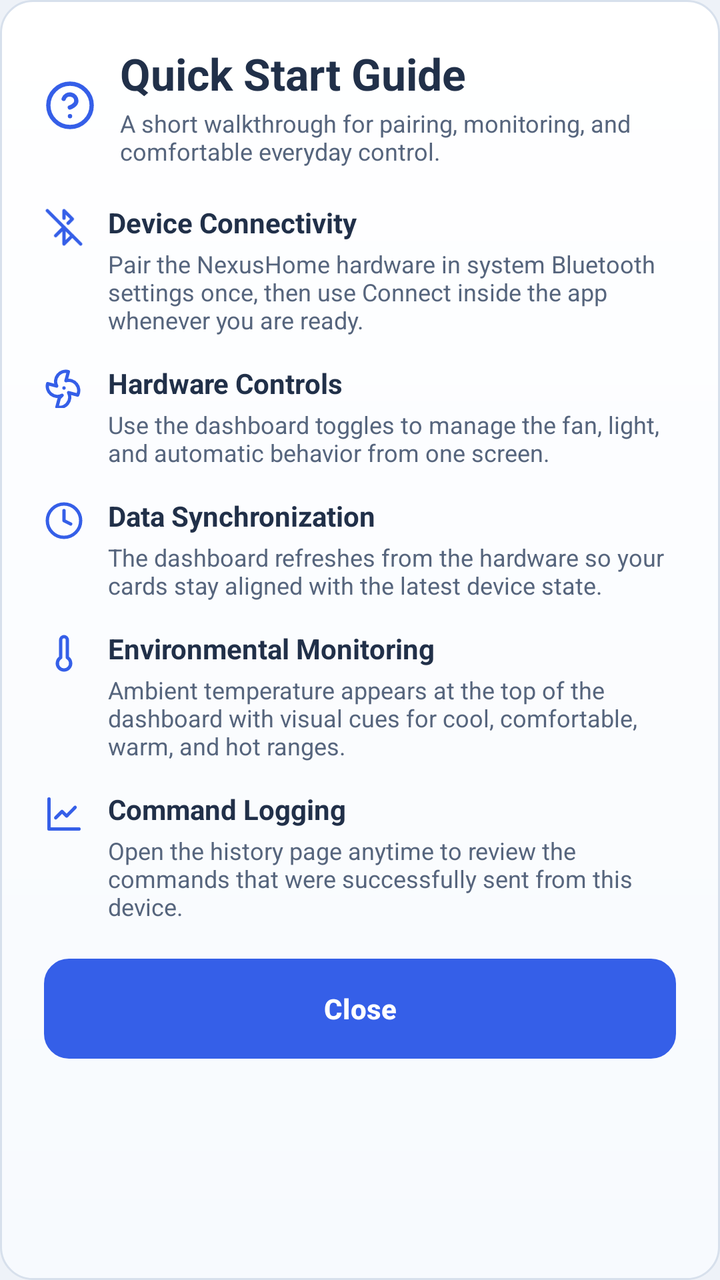
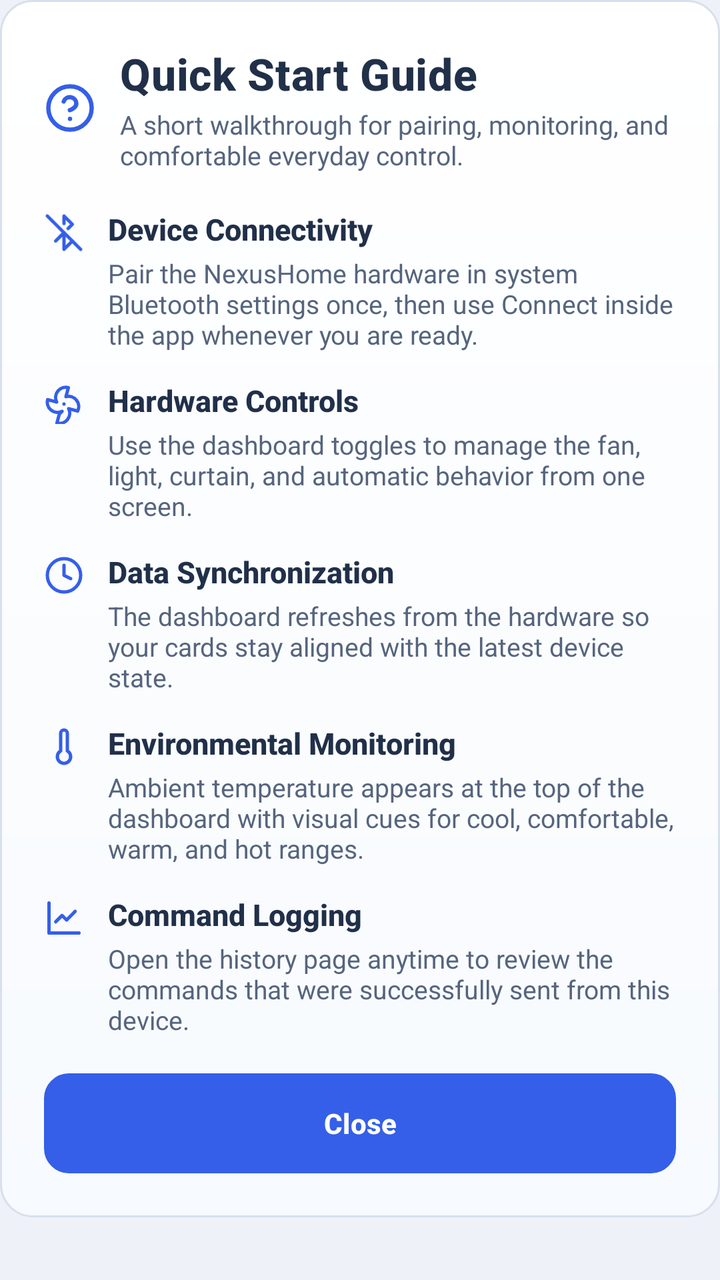

An Android layout rendered at two revisions. The XML below is the earlier revision; the diff shows what the commit changed to produce the second picture.
<!-- AndroidManifest.xml: application theme Theme.NexusHome -->
<!-- res/layout/dialog_guide.xml -->
<?xml version="1.0" encoding="utf-8"?>
<LinearLayout xmlns:android="http://schemas.android.com/apk/res/android"
    xmlns:app="http://schemas.android.com/apk/res-auto"
    android:layout_width="match_parent"
    android:layout_height="wrap_content"
    android:background="@drawable/bg_dialog_solid"
    android:orientation="vertical"
    android:padding="22dp">

    <LinearLayout
        android:layout_width="match_parent"
        android:layout_height="wrap_content"
        android:gravity="center_vertical"
        android:orientation="horizontal">

        <ImageView
            android:layout_width="26dp"
            android:layout_height="26dp"
            android:contentDescription="@null"
            android:src="@drawable/ic_lucide_help"
            app:tint="@color/nexus_blue" />

        <LinearLayout
            android:layout_width="0dp"
            android:layout_height="wrap_content"
            android:layout_marginStart="12dp"
            android:layout_weight="1"
            android:orientation="vertical">

            <TextView
                android:layout_width="wrap_content"
                android:layout_height="wrap_content"
                android:text="@string/guide_title"
                android:textColor="@color/text_heading"
                android:textSize="22sp"
                android:textStyle="bold" />

            <TextView
                android:layout_width="match_parent"
                android:layout_height="wrap_content"
                android:layout_marginTop="2dp"
                android:text="@string/guide_subtitle"
                android:textColor="@color/text_body"
                android:textSize="12sp" />
        </LinearLayout>
    </LinearLayout>

    <LinearLayout
        android:layout_width="match_parent"
        android:layout_height="wrap_content"
        android:layout_marginTop="18dp"
        android:orientation="vertical">

        <LinearLayout
            android:layout_width="match_parent"
            android:layout_height="wrap_content"
            android:layout_marginBottom="14dp"
            android:gravity="top"
            android:orientation="horizontal">

            <ImageView
                android:layout_width="20dp"
                android:layout_height="20dp"
                android:layout_marginTop="2dp"
                android:contentDescription="@null"
                android:src="@drawable/ic_lucide_bluetooth_off"
                app:tint="@color/nexus_blue" />

            <LinearLayout
                android:layout_width="0dp"
                android:layout_height="wrap_content"
                android:layout_marginStart="12dp"
                android:layout_weight="1"
                android:orientation="vertical">

                <TextView
                    android:layout_width="wrap_content"
                    android:layout_height="wrap_content"
                    android:text="@string/guide_section_connection_title"
                    android:textColor="@color/text_heading"
                    android:textSize="14sp"
                    android:textStyle="bold" />

                <TextView
                    android:layout_width="match_parent"
                    android:layout_height="wrap_content"
                    android:layout_marginTop="3dp"
                    android:text="@string/guide_section_connection_body"
                    android:textColor="@color/text_body"
                    android:textSize="12sp" />
            </LinearLayout>
        </LinearLayout>

        <LinearLayout
            android:layout_width="match_parent"
            android:layout_height="wrap_content"
            android:layout_marginBottom="14dp"
            android:gravity="top"
            android:orientation="horizontal">

            <ImageView
                android:layout_width="20dp"
                android:layout_height="20dp"
                android:layout_marginTop="2dp"
                android:contentDescription="@null"
                android:src="@drawable/ic_lucide_fan"
                app:tint="@color/nexus_blue" />

            <LinearLayout
                android:layout_width="0dp"
                android:layout_height="wrap_content"
                android:layout_marginStart="12dp"
                android:layout_weight="1"
                android:orientation="vertical">

                <TextView
                    android:layout_width="wrap_content"
                    android:layout_height="wrap_content"
                    android:text="@string/guide_section_controls_title"
                    android:textColor="@color/text_heading"
                    android:textSize="14sp"
                    android:textStyle="bold" />

                <TextView
                    android:layout_width="match_parent"
                    android:layout_height="wrap_content"
                    android:layout_marginTop="3dp"
                    android:text="@string/guide_section_controls_body"
                    android:textColor="@color/text_body"
                    android:textSize="12sp" />
            </LinearLayout>
        </LinearLayout>

        <LinearLayout
            android:layout_width="match_parent"
            android:layout_height="wrap_content"
            android:layout_marginBottom="14dp"
            android:gravity="top"
            android:orientation="horizontal">

            <ImageView
                android:layout_width="20dp"
                android:layout_height="20dp"
                android:layout_marginTop="2dp"
                android:contentDescription="@null"
                android:src="@drawable/ic_lucide_clock"
                app:tint="@color/nexus_blue" />

            <LinearLayout
                android:layout_width="0dp"
                android:layout_height="wrap_content"
                android:layout_marginStart="12dp"
                android:layout_weight="1"
                android:orientation="vertical">

                <TextView
                    android:layout_width="wrap_content"
                    android:layout_height="wrap_content"
                    android:text="@string/guide_section_sync_title"
                    android:textColor="@color/text_heading"
                    android:textSize="14sp"
                    android:textStyle="bold" />

                <TextView
                    android:layout_width="match_parent"
                    android:layout_height="wrap_content"
                    android:layout_marginTop="3dp"
                    android:text="@string/guide_section_sync_body"
                    android:textColor="@color/text_body"
                    android:textSize="12sp" />
            </LinearLayout>
        </LinearLayout>

        <LinearLayout
            android:layout_width="match_parent"
            android:layout_height="wrap_content"
            android:layout_marginBottom="14dp"
            android:gravity="top"
            android:orientation="horizontal">

            <ImageView
                android:layout_width="20dp"
                android:layout_height="20dp"
                android:layout_marginTop="2dp"
                android:contentDescription="@null"
                android:src="@drawable/ic_lucide_thermometer"
                app:tint="@color/nexus_blue" />

            <LinearLayout
                android:layout_width="0dp"
                android:layout_height="wrap_content"
                android:layout_marginStart="12dp"
                android:layout_weight="1"
                android:orientation="vertical">

                <TextView
                    android:layout_width="wrap_content"
                    android:layout_height="wrap_content"
                    android:text="@string/guide_section_monitoring_title"
                    android:textColor="@color/text_heading"
                    android:textSize="14sp"
                    android:textStyle="bold" />

                <TextView
                    android:layout_width="match_parent"
                    android:layout_height="wrap_content"
                    android:layout_marginTop="3dp"
                    android:text="@string/guide_section_monitoring_body"
                    android:textColor="@color/text_body"
                    android:textSize="12sp" />
            </LinearLayout>
        </LinearLayout>

        <LinearLayout
            android:layout_width="match_parent"
            android:layout_height="wrap_content"
            android:gravity="top"
            android:orientation="horizontal">

            <ImageView
                android:layout_width="20dp"
                android:layout_height="20dp"
                android:layout_marginTop="2dp"
                android:contentDescription="@null"
                android:src="@drawable/ic_lucide_history"
                app:tint="@color/nexus_blue" />

            <LinearLayout
                android:layout_width="0dp"
                android:layout_height="wrap_content"
                android:layout_marginStart="12dp"
                android:layout_weight="1"
                android:orientation="vertical">

                <TextView
                    android:layout_width="wrap_content"
                    android:layout_height="wrap_content"
                    android:text="@string/guide_section_history_title"
                    android:textColor="@color/text_heading"
                    android:textSize="14sp"
                    android:textStyle="bold" />

                <TextView
                    android:layout_width="match_parent"
                    android:layout_height="wrap_content"
                    android:layout_marginTop="3dp"
                    android:text="@string/guide_section_history_body"
                    android:textColor="@color/text_body"
                    android:textSize="12sp" />
            </LinearLayout>
        </LinearLayout>
    </LinearLayout>

    <com.google.android.material.button.MaterialButton
        android:id="@+id/btnCloseGuide"
        style="@style/Widget.Material3.Button"
        android:layout_width="match_parent"
        android:layout_height="50dp"
        android:layout_marginTop="18dp"
        android:background="@drawable/bg_primary_button_box"
        android:text="@string/btn_guide_close"
        android:textColor="@color/white"
        android:textStyle="bold"
        app:cornerRadius="12dp" />
</LinearLayout>
<!-- resources referenced by this layout -->
<resources>
  <color name="nexus_blue">#355FE8</color>
  <color name="text_body">#56657D</color>
  <color name="text_heading">#213049</color>
  <color name="white">#FFFFFFFF</color>
  <!-- drawable ic_lucide_thermometer (drawable) -->
  <vector xmlns:android="http://schemas.android.com/apk/res/android" android:width="24dp" android:height="24dp" android:viewportWidth="24" android:viewportHeight="24">
      <path android:fillColor="#00000000" android:strokeColor="#FF000000" android:strokeWidth="2" android:strokeLineCap="round" android:strokeLineJoin="round" android:pathData="M14 4v10.54a4 4 0 1 1-4 0V4a2 2 0 0 1 4 0Z" />
  </vector>
  <string name="btn_guide_close">Close</string>
  <string name="guide_section_connection_body">Pair the NexusHome hardware in system Bluetooth settings once, then use Connect inside the app whenever you are ready.</string>
  <string name="guide_section_connection_title">Device Connectivity</string>
  <string name="guide_section_controls_body">Use the dashboard toggles to manage the fan, light, and automatic behavior from one screen.</string>
  <string name="guide_section_controls_title">Hardware Controls</string>
  <string name="guide_section_history_body">Open the history page anytime to review the commands that were successfully sent from this device.</string>
  <string name="guide_section_history_title">Command Logging</string>
  <string name="guide_section_monitoring_body">Ambient temperature appears at the top of the dashboard with visual cues for cool, comfortable, warm, and hot ranges.</string>
  <string name="guide_section_monitoring_title">Environmental Monitoring</string>
  <string name="guide_section_sync_body">The dashboard refreshes from the hardware so your cards stay aligned with the latest device state.</string>
  <string name="guide_section_sync_title">Data Synchronization</string>
  <string name="guide_subtitle">A short walkthrough for pairing, monitoring, and comfortable everyday control.</string>
  <string name="guide_title">Quick Start Guide</string>
  <style name="Theme.NexusHome" parent="Base.Theme.NexusHome" />
  <color name="premium_surface_bottom">@color/surface_action_bg</color>
  <color name="premium_surface_top">@color/white</color>
  <color name="premium_edge_dark">@color/card_stroke</color>
  <color name="premium_navy_dark">@color/nexus_blue_dark</color>
  <color name="premium_gold_line">@color/text_label</color>
  <color name="surface_action_bg">#F7FAFE</color>
  <color name="card_stroke">#D7E0EC</color>
  <color name="nexus_blue_dark">#2343A8</color>
  <color name="text_label">#7B8AA3</color>
  <color name="nexus_blue_light">#E2E9FF</color>
  <color name="bg_gradient_center">#EEF2F8</color>
  <color name="card_bg">#FCFDFE</color>
  <color name="bg_gradient_end">#E5EBF4</color>
  <!-- unchanged entries left out for length: 8 -->
</resources>

<!-- the commit's change to res/layout/dialog_guide.xml (unified diff, before → after) -->
@@ -1,5 +1,10 @@
 <?xml version="1.0" encoding="utf-8"?>
-<LinearLayout xmlns:android="http://schemas.android.com/apk/res/android"
+<ScrollView xmlns:android="http://schemas.android.com/apk/res/android"
+    android:layout_width="match_parent"
+    android:layout_height="wrap_content"
+    android:scrollbars="none">
+
+<LinearLayout
     xmlns:app="http://schemas.android.com/apk/res-auto"
     android:layout_width="match_parent"
     android:layout_height="wrap_content"
@@ -31,17 +36,16 @@
                 android:layout_width="wrap_content"
                 android:layout_height="wrap_content"
                 android:text="@string/guide_title"
-                android:textColor="@color/text_heading"
-                android:textSize="22sp"
-                android:textStyle="bold" />
+                android:textAppearance="@style/TextAppearance.NexusHome.DisplayLarge"
+                android:textColor="@color/text_heading" />
 
             <TextView
                 android:layout_width="match_parent"
                 android:layout_height="wrap_content"
                 android:layout_marginTop="2dp"
                 android:text="@string/guide_subtitle"
-                android:textColor="@color/text_body"
-                android:textSize="12sp" />
+                android:textAppearance="@style/TextAppearance.NexusHome.Body"
+                android:textColor="@color/text_body" />
         </LinearLayout>
     </LinearLayout>
 
@@ -78,8 +82,7 @@
                     android:layout_height="wrap_content"
                     android:text="@string/guide_section_connection_title"
                     android:textColor="@color/text_heading"
-                    android:textSize="14sp"
-                    android:textStyle="bold" />
+                    android:textAppearance="@style/TextAppearance.NexusHome.Title" />
 
                 <TextView
                     android:layout_width="match_parent"
@@ -87,7 +90,7 @@
                     android:layout_marginTop="3dp"
                     android:text="@string/guide_section_connection_body"
                     android:textColor="@color/text_body"
-                    android:textSize="12sp" />
+                    android:textAppearance="@style/TextAppearance.NexusHome.Body" />
             </LinearLayout>
         </LinearLayout>
 
@@ -118,8 +121,7 @@
                     android:layout_height="wrap_content"
                     android:text="@string/guide_section_controls_title"
                     android:textColor="@color/text_heading"
-                    android:textSize="14sp"
-                    android:textStyle="bold" />
+                    android:textAppearance="@style/TextAppearance.NexusHome.Title" />
 
                 <TextView
                     android:layout_width="match_parent"
@@ -127,7 +129,7 @@
                     android:layout_marginTop="3dp"
                     android:text="@string/guide_section_controls_body"
                     android:textColor="@color/text_body"
-                    android:textSize="12sp" />
+                    android:textAppearance="@style/TextAppearance.NexusHome.Body" />
             </LinearLayout>
         </LinearLayout>
 
@@ -158,8 +160,7 @@
                     android:layout_height="wrap_content"
                     android:text="@string/guide_section_sync_title"
                     android:textColor="@color/text_heading"
-                    android:textSize="14sp"
-                    android:textStyle="bold" />
+                    android:textAppearance="@style/TextAppearance.NexusHome.Title" />
 
                 <TextView
                     android:layout_width="match_parent"
@@ -167,7 +168,7 @@
                     android:layout_marginTop="3dp"
                     android:text="@string/guide_section_sync_body"
                     android:textColor="@color/text_body"
-                    android:textSize="12sp" />
+                    android:textAppearance="@style/TextAppearance.NexusHome.Body" />
             </LinearLayout>
         </LinearLayout>
 
@@ -198,8 +199,7 @@
                     android:layout_height="wrap_content"
                     android:text="@string/guide_section_monitoring_title"
                     android:textColor="@color/text_heading"
-                    android:textSize="14sp"
-                    android:textStyle="bold" />
+                    android:textAppearance="@style/TextAppearance.NexusHome.Title" />
 
                 <TextView
                     android:layout_width="match_parent"
@@ -207,7 +207,7 @@
                     android:layout_marginTop="3dp"
                     android:text="@string/guide_section_monitoring_body"
                     android:textColor="@color/text_body"
-                    android:textSize="12sp" />
+                    android:textAppearance="@style/TextAppearance.NexusHome.Body" />
             </LinearLayout>
         </LinearLayout>
 
@@ -237,8 +237,7 @@
                     android:layout_height="wrap_content"
                     android:text="@string/guide_section_history_title"
                     android:textColor="@color/text_heading"
-                    android:textSize="14sp"
-                    android:textStyle="bold" />
+                    android:textAppearance="@style/TextAppearance.NexusHome.Title" />
 
                 <TextView
                     android:layout_width="match_parent"
@@ -246,7 +245,7 @@
                     android:layout_marginTop="3dp"
                     android:text="@string/guide_section_history_body"
                     android:textColor="@color/text_body"
-                    android:textSize="12sp" />
+                    android:textAppearance="@style/TextAppearance.NexusHome.Body" />
             </LinearLayout>
         </LinearLayout>
     </LinearLayout>
@@ -263,3 +262,4 @@
         android:textStyle="bold"
         app:cornerRadius="12dp" />
 </LinearLayout>
+</ScrollView>
<!-- resource entries referenced after the edit -->
@@ -11,7 +11,7 @@
   <string name="btn_guide_close">Close</string>
   <string name="guide_section_connection_body">Pair the NexusHome hardware in system Bluetooth settings once, then use Connect inside the app whenever you are ready.</string>
   <string name="guide_section_connection_title">Device Connectivity</string>
-  <string name="guide_section_controls_body">Use the dashboard toggles to manage the fan, light, and automatic behavior from one screen.</string>
+  <string name="guide_section_controls_body">Use the dashboard toggles to manage the fan, light, curtain, and automatic behavior from one screen.</string>
   <string name="guide_section_controls_title">Hardware Controls</string>
   <string name="guide_section_history_body">Open the history page anytime to review the commands that were successfully sent from this device.</string>
   <string name="guide_section_history_title">Command Logging</string>
@@ -21,16 +21,32 @@
   <string name="guide_section_sync_title">Data Synchronization</string>
   <string name="guide_subtitle">A short walkthrough for pairing, monitoring, and comfortable everyday control.</string>
   <string name="guide_title">Quick Start Guide</string>
+  <style name="TextAppearance.NexusHome.Body" parent="@style/TextAppearance.NexusHome">
+          <item name="android:fontFamily">sans-serif</item>
+          <item name="android:textSize">13sp</item>
+      </style>
+  <style name="TextAppearance.NexusHome.DisplayLarge" parent="@style/TextAppearance.NexusHome">
+          <item name="android:fontFamily">sans-serif-medium</item>
+          <item name="android:textSize">22sp</item>
+          <item name="android:textStyle">bold</item>
+          <item name="android:letterSpacing">0.01</item>
+      </style>
+  <style name="TextAppearance.NexusHome.Title" parent="@style/TextAppearance.NexusHome">
+          <item name="android:fontFamily">sans-serif-medium</item>
+          <item name="android:textSize">15sp</item>
+          <item name="android:textStyle">bold</item>
+      </style>
   <style name="Theme.NexusHome" parent="Base.Theme.NexusHome" />
   <color name="premium_surface_bottom">@color/surface_action_bg</color>
   <color name="premium_surface_top">@color/white</color>
   <color name="premium_edge_dark">@color/card_stroke</color>
   <color name="premium_navy_dark">@color/nexus_blue_dark</color>
   <color name="premium_gold_line">@color/text_label</color>
+  <style name="TextAppearance.NexusHome" parent="@android:style/TextAppearance" />
   <color name="surface_action_bg">#F7FAFE</color>
   <color name="card_stroke">#D7E0EC</color>
   <color name="nexus_blue_dark">#2343A8</color>
-  <color name="text_label">#7B8AA3</color>
+  <color name="text_label">#4A5870</color>
   <color name="nexus_blue_light">#E2E9FF</color>
   <color name="bg_gradient_center">#EEF2F8</color>
   <color name="card_bg">#FCFDFE</color>
